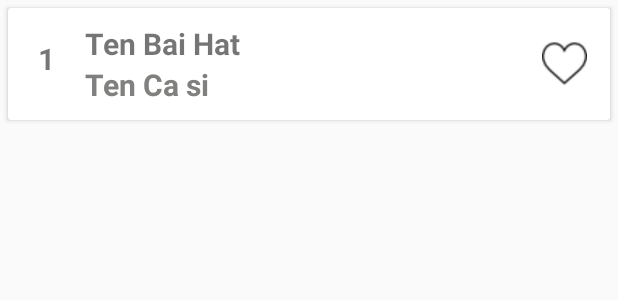
After one commit to lethekhoi/AppNhac, an Android app: the layout dong_danh_sach_bai_hat.xml on its own in the app's theme, with its tools: preview values and no code run, on a phone screen of 412 x 824 dp. The commit adds this screen. Shown: the top 300 px of the screen. Run offline under Robolectric (Android 15) with nearby library versions, the phone set to English and light mode, and no system bars.

Commit message:
danh sach bai hat quang cao

```diff
--- /dev/null
+++ b/app/src/main/res/layout/dong_danh_sach_bai_hat.xml
@@ -0,0 +1,61 @@
+<?xml version="1.0" encoding="utf-8"?>
+<androidx.cardview.widget.CardView xmlns:android="http://schemas.android.com/apk/res/android"
+    android:layout_width="match_parent"
+    android:layout_height="wrap_content"
+    android:layout_margin="5dp"
+    android:elevation="5dp">
+
+    <RelativeLayout
+        android:layout_width="match_parent"
+        android:layout_height="match_parent"
+        android:padding="10dp">
+
+        <TextView
+            android:layout_margin="10dp"
+            android:id="@+id/txtdanhsachindex"
+            android:layout_width="wrap_content"
+            android:layout_height="wrap_content"
+            android:text="1"
+            android:textSize="20sp"
+            android:textStyle="bold" />
+
+        <TextView
+            android:id="@+id/txtdanhsachtenbaihat"
+            android:layout_width="wrap_content"
+            android:layout_height="wrap_content"
+            android:layout_marginLeft="10dp"
+            android:layout_toRightOf="@id/txtdanhsachindex"
+            android:ellipsize="end"
+            android:maxWidth="250dp"
+            android:singleLine="true"
+            android:text="Ten Bai Hat"
+            android:textSize="20sp"
+            android:textStyle="bold" />
+
+        <TextView
+            android:id="@+id/txtdanhsachtencasi"
+            android:layout_width="wrap_content"
+            android:layout_height="wrap_content"
+            android:layout_below="@id/txtdanhsachtenbaihat"
+            android:layout_marginLeft="10dp"
+            android:layout_toRightOf="@id/txtdanhsachindex"
+            android:ellipsize="end"
+            android:maxWidth="250dp"
+            android:singleLine="true"
+            android:text="Ten Ca si"
+            android:textColor="#80807E"
+            android:textSize="20sp"
+            android:textStyle="bold" />
+
+
+        <ImageView
+            android:id="@+id/imgdanhsachbaihatluotthich"
+            android:layout_width="30dp"
+            android:layout_height="30dp"
+            android:layout_alignParentRight="true"
+            android:layout_centerVertical="true"
+            android:layout_marginRight="5dp"
+            android:src="@drawable/iconlove" />
+    </RelativeLayout>
+
+</androidx.cardview.widget.CardView>
```
Also changed, not shown: app/src/main/java/com/example/appnhac/Activity/DanhsachbaihatActivity.java (+7 -0 lines), app/src/main/java/com/example/appnhac/Adapter/DanhSachBaiHatAdapter.java (added, +64 -0 lines).
